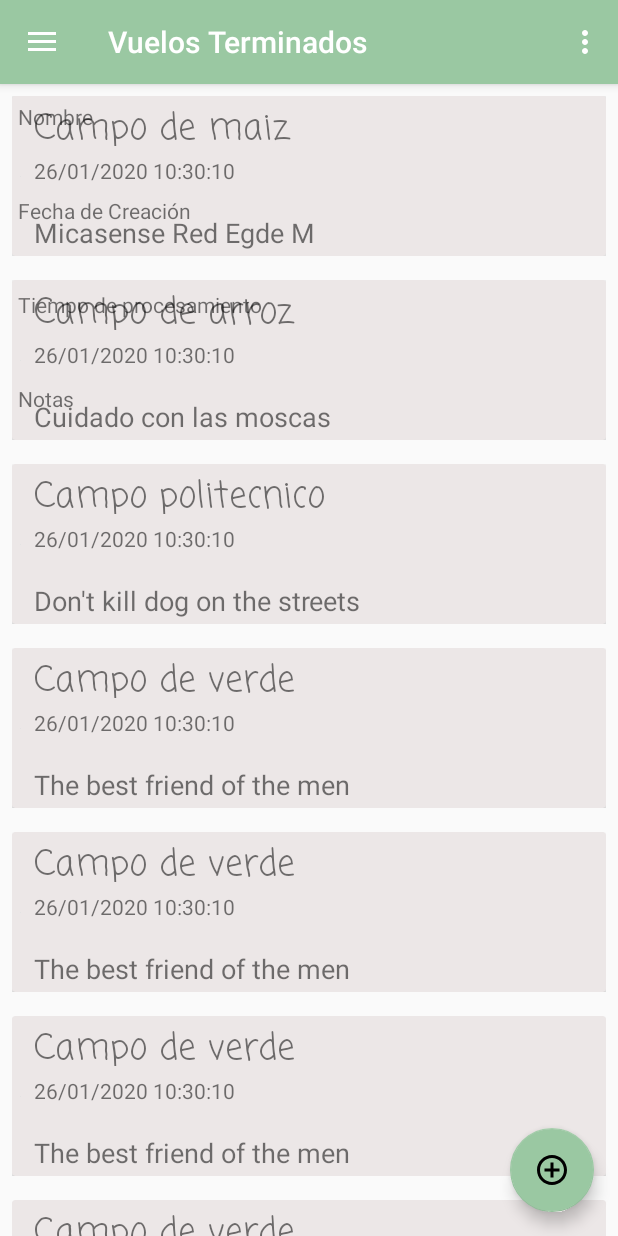
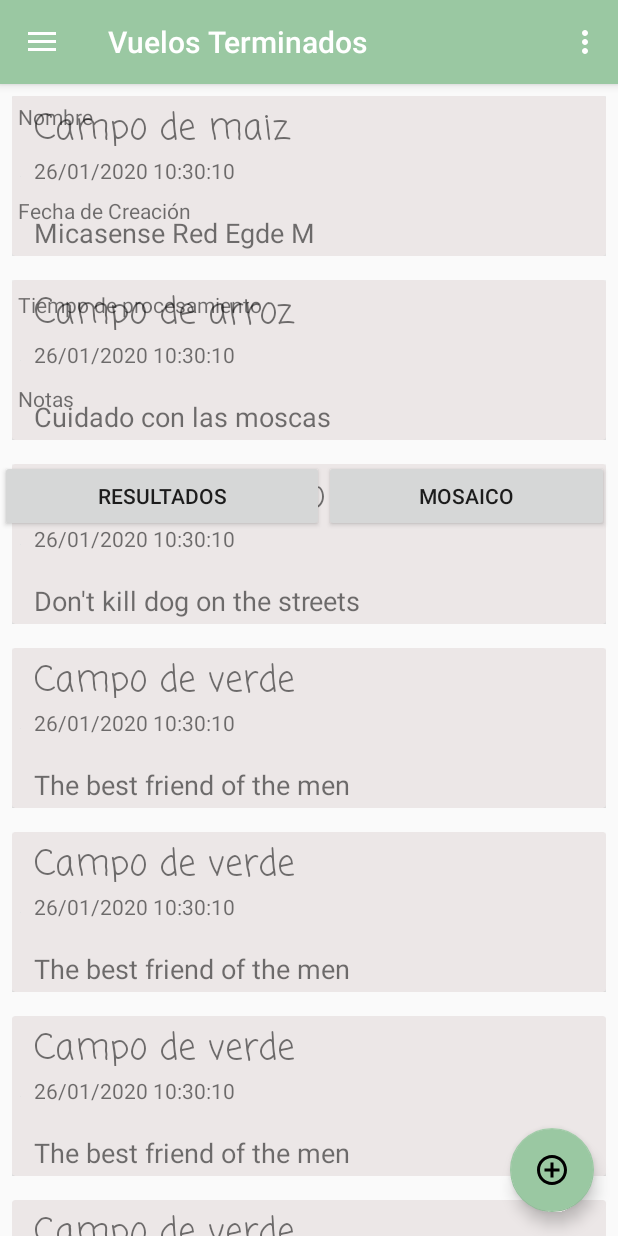
Before and after one commit to IS-AgroSmart/AgroSmart-Mobile, an Android app: the fragment Visualizacion_de_un_vuelo_especifico placed in its activity, on a phone screen of 412 x 824 dp. Run offline under Robolectric (Android 15) with nearby library versions, the phone set to English and light mode, and no system bars; our stand-ins replace navigation-ui.

Commit message:
Se añadieron los botones resultados y mosaico en vista de vuelo, se creo el fragment para ver el png.

```diff
--- a/app/src/main/res/layout/fragment_visualizacion_de_un_vuelo_especifico.xml
+++ b/app/src/main/res/layout/fragment_visualizacion_de_un_vuelo_especifico.xml
@@ -63,6 +63,7 @@
                 android:id="@+id/textView_timempo_de_procesamiento_de_vuelos_terminados"
                 android:layout_width="match_parent"
                 android:layout_height="wrap_content" />
+
         </LinearLayout>
 
         <LinearLayout
@@ -81,6 +82,25 @@
                 android:id="@+id/textView_notas_de_vuelos_terminados"
                 android:layout_width="match_parent"
                 android:layout_height="wrap_content" />
+
+        </LinearLayout>
+
+        <LinearLayout
+            android:layout_width="match_parent"
+            android:layout_height="match_parent"
+            android:orientation="horizontal">
+
+            <Button
+                android:id="@+id/button"
+                android:layout_width="216dp"
+                android:layout_height="wrap_content"
+                android:text="Resultados" />
+
+            <Button
+                android:id="@+id/button2"
+                android:layout_width="190dp"
+                android:layout_height="wrap_content"
+                android:text="Mosaico" />
         </LinearLayout>
     </LinearLayout>
 
```
Also changed, not shown: app/src/main/res/layout/fragment_visualizacion_geotiff.xml (added, +48 -0 lines).
